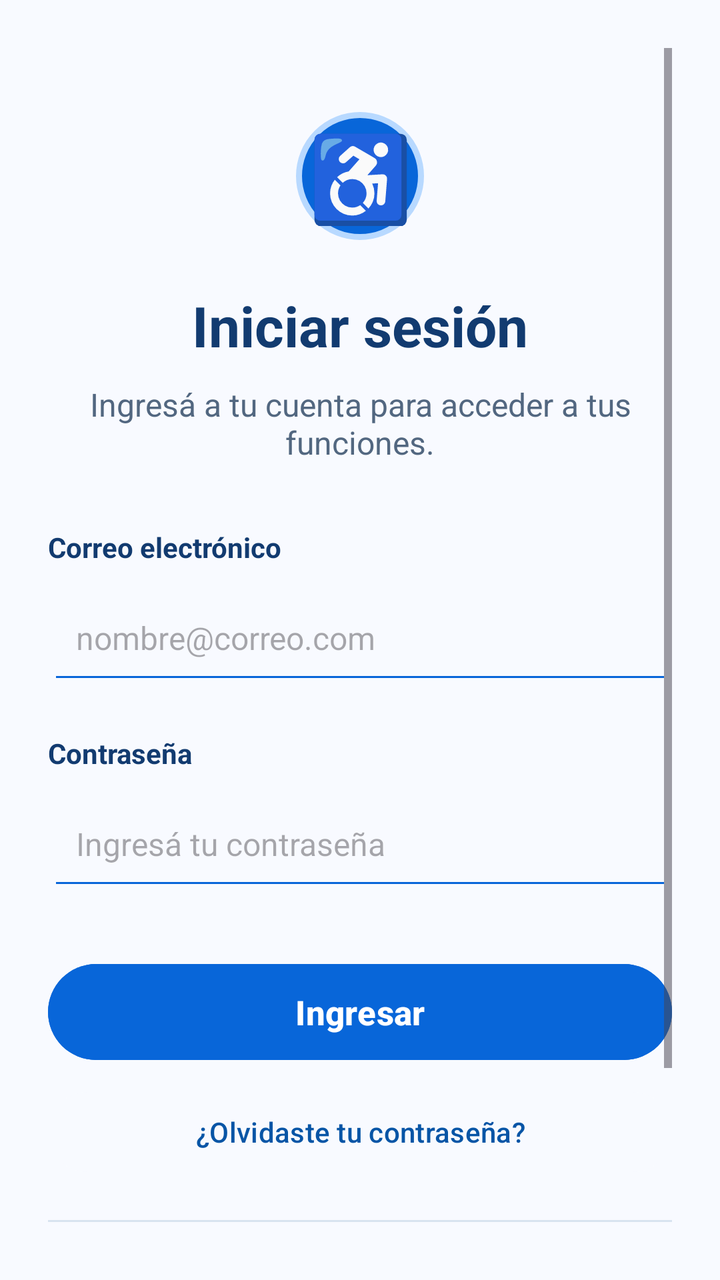
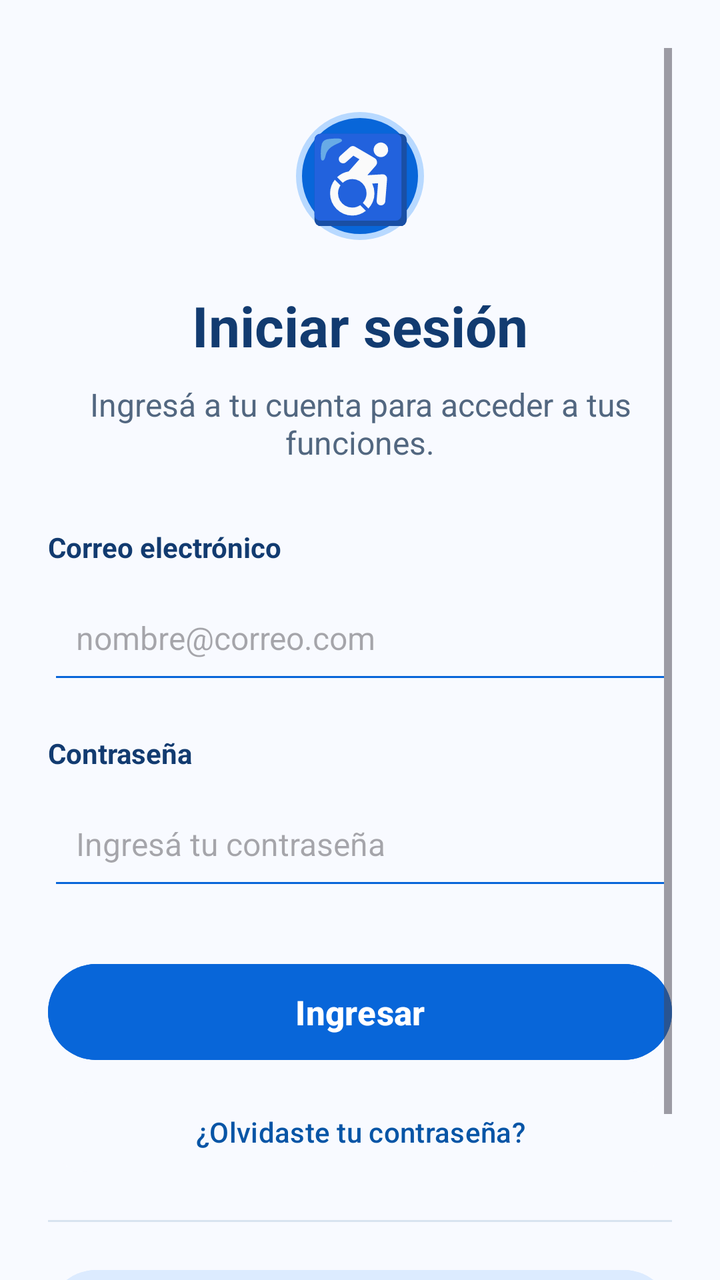

Before-and-after screenshots of an Android layout around one commit, followed by the original layout XML and the change that was made.
<!-- AndroidManifest.xml: application theme Theme.MyApplication -->
<!-- res/layout/activity_login.xml -->
<?xml version="1.0" encoding="utf-8"?>
<androidx.constraintlayout.widget.ConstraintLayout
    xmlns:android="http://schemas.android.com/apk/res/android"
    xmlns:app="http://schemas.android.com/apk/res-auto"
    android:layout_width="match_parent"
    android:layout_height="match_parent"
    android:background="#F8FAFF"
    android:padding="24dp">

    <ScrollView
        android:layout_width="0dp"
        android:layout_height="0dp"
        android:fillViewport="true"
        app:layout_constraintTop_toTopOf="parent"
        app:layout_constraintBottom_toBottomOf="parent"
        app:layout_constraintStart_toStartOf="parent"
        app:layout_constraintEnd_toEndOf="parent">

        <LinearLayout
            android:layout_width="match_parent"
            android:layout_height="wrap_content"
            android:orientation="vertical"
            android:gravity="center_horizontal"
            android:paddingTop="32dp"
            android:paddingBottom="24dp">

            <TextView
                android:layout_width="64dp"
                android:layout_height="64dp"
                android:gravity="center"
                android:text="♿"
                android:textSize="42sp"
                android:textColor="#FFFFFF"
                android:background="@drawable/logo_background"
                android:contentDescription="Símbolo de accesibilidad" />

            <TextView
                android:layout_width="match_parent"
                android:layout_height="wrap_content"
                android:layout_marginTop="24dp"
                android:text="Iniciar sesión"
                android:textSize="28sp"
                android:textStyle="bold"
                android:textColor="#123B70"
                android:gravity="center" />

            <TextView
                android:layout_width="match_parent"
                android:layout_height="wrap_content"
                android:layout_marginTop="10dp"
                android:text="Ingresá a tu cuenta para acceder a tus funciones."
                android:textSize="16sp"
                android:textColor="#526780"
                android:gravity="center" />

            <TextView
                android:layout_width="match_parent"
                android:layout_height="wrap_content"
                android:layout_marginTop="32dp"
                android:text="Correo electrónico"
                android:textStyle="bold"
                android:textColor="#123B70"
                android:textSize="14sp" />

            <EditText
                android:id="@+id/etCorreo"
                android:layout_width="match_parent"
                android:layout_height="56dp"
                android:layout_marginTop="8dp"
                android:hint="nombre@correo.com"
                android:inputType="textEmailAddress"
                android:autofillHints="emailAddress"
                android:padding="14dp"
                android:backgroundTint="#0866D9"
                android:textColor="#123B70"
                android:textSize="16sp" />

            <TextView
                android:layout_width="match_parent"
                android:layout_height="wrap_content"
                android:layout_marginTop="20dp"
                android:text="Contraseña"
                android:textStyle="bold"
                android:textColor="#123B70"
                android:textSize="14sp" />

            <EditText
                android:id="@+id/etContrasena"
                android:layout_width="match_parent"
                android:layout_height="56dp"
                android:layout_marginTop="8dp"
                android:hint="Ingresá tu contraseña"
                android:inputType="textPassword"
                android:autofillHints="password"
                android:padding="14dp"
                android:backgroundTint="#0866D9"
                android:textColor="#123B70"
                android:textSize="16sp" />

            <Button
                android:id="@+id/btnIngresar"
                android:layout_width="match_parent"
                android:layout_height="56dp"
                android:layout_marginTop="28dp"
                android:text="Ingresar"
                android:textSize="17sp"
                android:textStyle="bold"
                android:textColor="#FFFFFF"
                android:backgroundTint="#0866D9" />

            <Button
                android:id="@+id/btnRecuperar"
                android:layout_width="match_parent"
                android:layout_height="48dp"
                android:layout_marginTop="8dp"
                android:text="¿Olvidaste tu contraseña?"
                android:textColor="#0755A6"
                android:backgroundTint="#F8FAFF" />

            <View
                android:layout_width="match_parent"
                android:layout_height="1dp"
                android:layout_marginTop="20dp"
                android:background="#D8E3F0" />

            <Button
                android:id="@+id/btnIrRegistro"
                android:layout_width="match_parent"
                android:layout_height="56dp"
                android:layout_marginTop="20dp"
                android:text="Crear una cuenta"
                android:textColor="#0755A6"
                android:backgroundTint="#DCEBFF" />

        </LinearLayout>
    </ScrollView>

</androidx.constraintlayout.widget.ConstraintLayout>
<!-- resources referenced by this layout -->
<resources>
  <!-- drawable logo_background (drawable) -->
  <?xml version="1.0" encoding="utf-8"?>
  <shape xmlns:android="http://schemas.android.com/apk/res/android"
      android:shape="oval">
  
      <solid android:color="#0866D9" />
  
      <stroke
          android:width="3dp"
          android:color="#B8D9FF" />
  
  </shape>
  <style name="Theme.MyApplication" parent="Base.Theme.MyApplication" />
  <style name="Base.Theme.MyApplication" parent="Theme.Material3.DayNight.NoActionBar">
          
          
      </style>
</resources>

<!-- the commit's change to res/layout/activity_login.xml (unified diff, before → after) -->
@@ -2,15 +2,17 @@
 <androidx.constraintlayout.widget.ConstraintLayout
     xmlns:android="http://schemas.android.com/apk/res/android"
     xmlns:app="http://schemas.android.com/apk/res-auto"
+    android:id="@+id/login"
     android:layout_width="match_parent"
     android:layout_height="match_parent"
-    android:background="#F8FAFF"
-    android:padding="24dp">
+    android:background="#F8FAFF">
 
     <ScrollView
         android:layout_width="0dp"
         android:layout_height="0dp"
         android:fillViewport="true"
+        android:clipToPadding="false"
+        android:padding="24dp"
         app:layout_constraintTop_toTopOf="parent"
         app:layout_constraintBottom_toBottomOf="parent"
         app:layout_constraintStart_toStartOf="parent"
